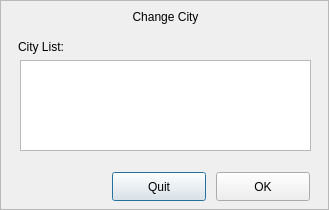
Old version of the form src/changecitydialog.ui in the repository UbuntuKylin/youker-assistant.
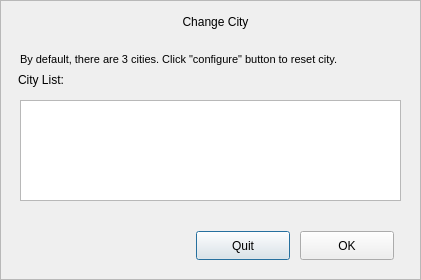
New version of the form. Icons and pictures are not drawn.

Diff of the .ui file:
```diff
--- a/src/changecitydialog.ui
+++ b/src/changecitydialog.ui
@@ -6,8 +6,8 @@
    <rect>
     <x>0</x>
     <y>0</y>
-    <width>329</width>
-    <height>210</height>
+    <width>421</width>
+    <height>280</height>
    </rect>
   </property>
   <property name="windowTitle">
@@ -16,8 +16,8 @@
   <widget class="QLabel" name="titleLabel">
    <property name="geometry">
     <rect>
-     <x>120</x>
-     <y>7</y>
+     <x>170</x>
+     <y>12</y>
      <width>91</width>
      <height>21</height>
     </rect>
@@ -36,7 +36,7 @@
    <property name="geometry">
     <rect>
      <x>18</x>
-     <y>37</y>
+     <y>70</y>
      <width>81</width>
      <height>21</height>
     </rect>
@@ -55,9 +55,9 @@
    <property name="geometry">
     <rect>
      <x>20</x>
-     <y>60</y>
-     <width>291</width>
-     <height>91</height>
+     <y>100</y>
+     <width>381</width>
+     <height>101</height>
     </rect>
    </property>
   </widget>
@@ -66,8 +66,8 @@
     <rect>
      <x>0</x>
      <y>0</y>
-     <width>329</width>
-     <height>210</height>
+     <width>421</width>
+     <height>280</height>
     </rect>
    </property>
    <property name="styleSheet">
@@ -83,8 +83,8 @@
   <widget class="QPushButton" name="quitBtn">
    <property name="geometry">
     <rect>
-     <x>112</x>
-     <y>172</y>
+     <x>196</x>
+     <y>231</y>
      <width>94</width>
      <height>29</height>
     </rect>
@@ -100,8 +100,8 @@
   <widget class="QPushButton" name="okBtn">
    <property name="geometry">
     <rect>
-     <x>216</x>
-     <y>172</y>
+     <x>300</x>
+     <y>231</y>
      <width>94</width>
      <height>29</height>
     </rect>
@@ -127,6 +127,19 @@
     <string/>
    </property>
   </widget>
+  <widget class="QLabel" name="messageLabel">
+   <property name="geometry">
+    <rect>
+     <x>20</x>
+     <y>51</y>
+     <width>391</width>
+     <height>17</height>
+    </rect>
+   </property>
+   <property name="text">
+    <string>&lt;html&gt;&lt;head/&gt;&lt;body&gt;&lt;p&gt;&lt;span style=&quot; font-size:8pt;&quot;&gt;By default, there are 3 cities. Click &amp;quot;configure&amp;quot; button to reset city.&lt;/span&gt;&lt;/p&gt;&lt;/body&gt;&lt;/html&gt;</string>
+   </property>
+  </widget>
   <zorder>frame</zorder>
   <zorder>titleLabel</zorder>
   <zorder>locationLabel</zorder>
```
Left out of the diff: 1 changed line with no effect on the pictures.
